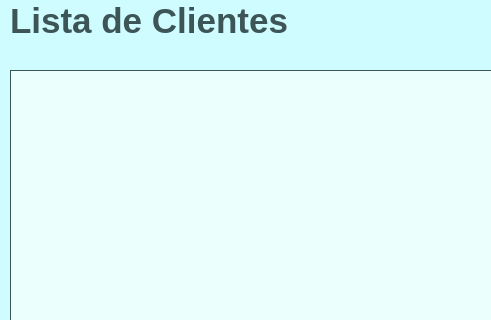
Old version of the form colaboradores/listaclientes.ui in the repository ViniiGabriel/hotelQT; both pictures show x 0 to 491 and y 0 to 320 of the 662 by 530 pixel window.
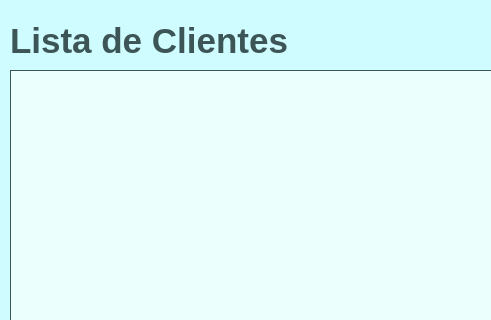
New version of the form. Icons and pictures are not drawn.

```diff
--- a/colaboradores/listaclientes.ui
+++ b/colaboradores/listaclientes.ui
@@ -53,8 +53,8 @@
    <property name="geometry">
     <rect>
      <x>10</x>
-     <y>0</y>
-     <width>281</width>
+     <y>20</y>
+     <width>331</width>
      <height>41</height>
     </rect>
    </property>
```
